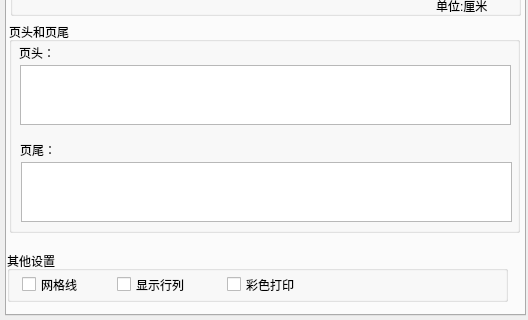
Above: formatsetdlg.ui from rcshuangw/HReportMainWindow before the change; both pictures show x 0 to 528 and y 140 to 460 of the 528 by 460 pixel window. Below: the same form after it.
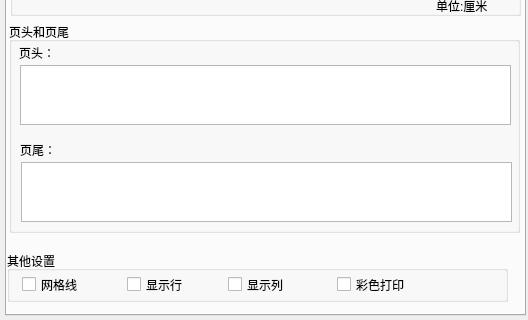
That is the form after the change. The open tabs and pages were chosen to show the change.

```diff
--- a/formatsetdlg.ui
+++ b/formatsetdlg.ui
@@ -645,20 +645,20 @@
      <widget class="QCheckBox" name="checkBox_8">
       <property name="geometry">
        <rect>
-        <x>110</x>
+        <x>120</x>
         <y>23</y>
         <width>91</width>
         <height>21</height>
        </rect>
       </property>
       <property name="text">
-       <string>显示行列</string>
+       <string>显示行</string>
       </property>
      </widget>
      <widget class="QCheckBox" name="checkBox_9">
       <property name="geometry">
        <rect>
-        <x>220</x>
+        <x>330</x>
         <y>23</y>
         <width>91</width>
         <height>21</height>
@@ -668,6 +668,19 @@
        <string>彩色打印</string>
       </property>
      </widget>
+     <widget class="QCheckBox" name="checkBox_10">
+      <property name="geometry">
+       <rect>
+        <x>221</x>
+        <y>23</y>
+        <width>91</width>
+        <height>21</height>
+       </rect>
+      </property>
+      <property name="text">
+       <string>显示列</string>
+      </property>
+     </widget>
     </widget>
    </widget>
   </widget>
```
Left out of the diff: 2 changed lines with no effect on the pictures.
